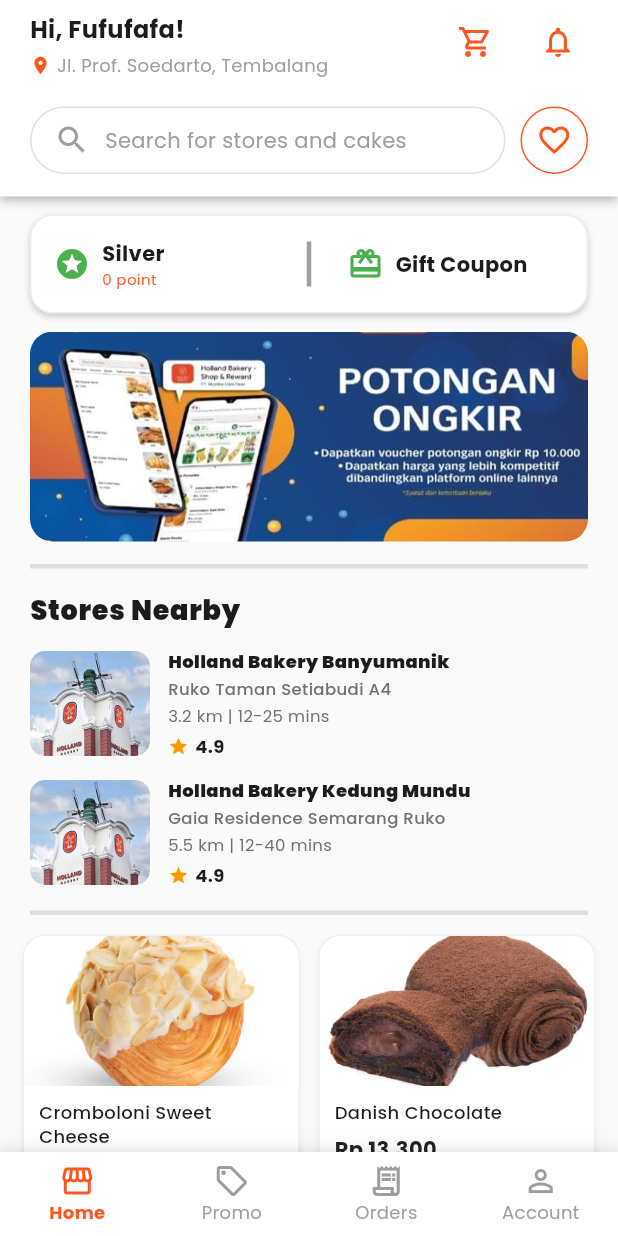
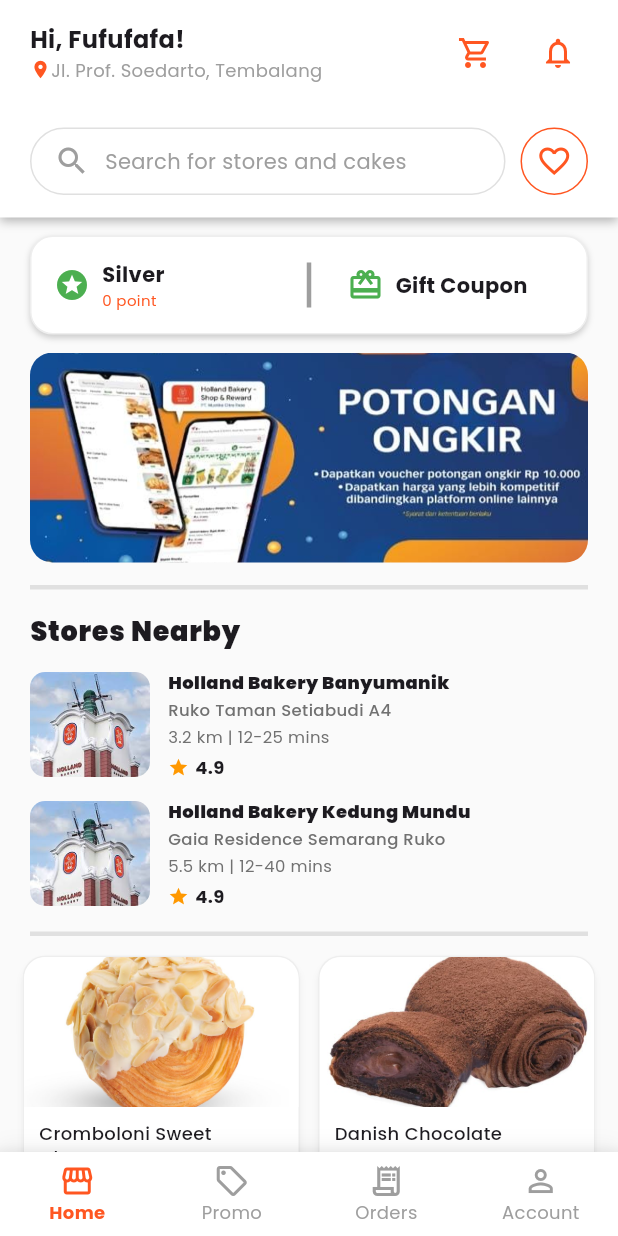
Before and after one commit to Baimiyk/prjoect_flutter_holland_bakery, a Flutter app: the screen it shows after launch, after a tap on "Sign In", on a phone screen of 412 x 824 dp. Run offline on Flutter 3.47's test engine with Material 3 defaults, Android fonts, the phone set to English and light mode, and no system bars; our stand-ins replace google_fonts, lottie.

Commit message:
Memperbaiki error di header

```diff
--- a/lib/widgets/header.dart
+++ b/lib/widgets/header.dart
@@ -21,7 +21,7 @@
       elevation: 0,
       pinned: false,
       floating: false,
-      expandedHeight: 50,
+      expandedHeight: 70,
       flexibleSpace: Container(
         decoration: const BoxDecoration(color: Colors.white),
         padding: const EdgeInsets.fromLTRB(20, 8, 20, 8),
@@ -40,7 +40,7 @@
                     fontSize: 16,
                   ),
                 ),
-                const SizedBox(height: 4),
+                const SizedBox(height: 0),
                 Row(
                   children: [
                     const Icon(
@@ -48,13 +48,10 @@
                       color: Color(0xFFFF5621),
                       size: 14,
                     ),
-                    const SizedBox(width: 4),
+                    const SizedBox(width: 0),
                     Text(
                       location,
-                      style: const TextStyle(
-                        fontSize: 12,
-                        color: Colors.grey,
-                      ),
+                      style: const TextStyle(fontSize: 12, color: Colors.grey),
                     ),
                   ],
                 ),
@@ -92,10 +89,7 @@
         onTap: onTap,
         child: Padding(
           padding: const EdgeInsets.all(8.0),
-          child: Icon(
-            icon,
-            color: const Color(0xFFFF5621),
-          ),
+          child: Icon(icon, color: const Color(0xFFFF5621)),
         ),
       ),
     );
```
